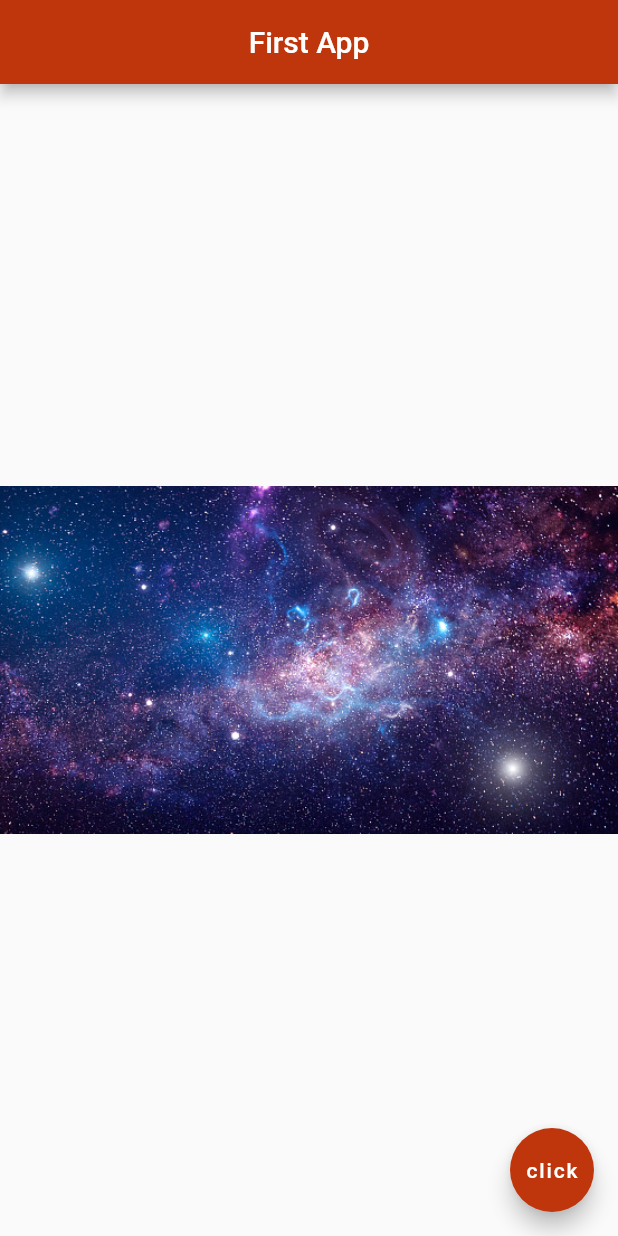
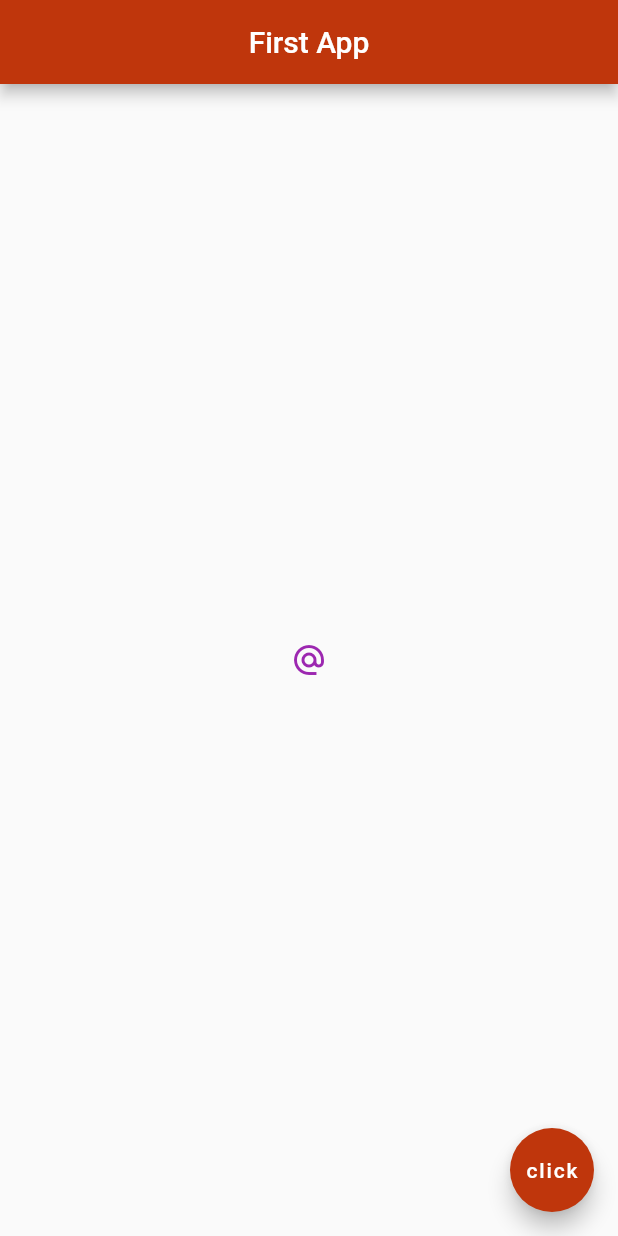
Before and after one commit to SanskritiKushik5/Sample-DF, a Flutter app: the screen it shows after launch, on a phone screen of 412 x 824 dp. Run offline on Flutter 3.47's test engine with Material 2 defaults, Android fonts, the phone set to English and light mode, and no system bars.

Commit message:
Buttons & icons

```diff
--- a/lib/main.dart
+++ b/lib/main.dart
@@ -17,13 +17,26 @@ class Home extends StatelessWidget {
         backgroundColor: Colors.deepOrange[900],
       ),
       body: Center(
-        // child: Image(
-        //   // image: NetworkImage('https://images.unsplash.com/photo-1537420327992-d6e192287183?ixid=MnwxMjA3fDB8MHxzZWFyY2h8Mnx8c3BhY2V8ZW58MHx8MHx8&ixlib=rb-1.2.1&auto=format&fit=crop&w=600&q=60'),
-        //   image: AssetImage('assets/space-1.jpg')
+        // child: Icon(
+        //   Icons.airport_shuttle,
+        //   color: Colors.lightGreen,
+        //   size: 50.0,
         // ),
-          child: Image.asset('assets/space-2.jpg'),
+        //
+        // child: RaisedButton.icon(
+        //   onPressed: () {},
+        //   icon: Icon(
+        //     Icons.mail
+        //   ),
+        //   label: Text('Mail me!'),
+        //   color: Colors.amber,
+        // )
+        child: IconButton(
+          onPressed: () { print('You clicked me!'); },
+          icon: Icon(Icons.alternate_email),
+          color: Colors.purple,
         ),
-
+      ),
       floatingActionButton: FloatingActionButton(
         onPressed: () {  },
         child: const Text('click'),
```
